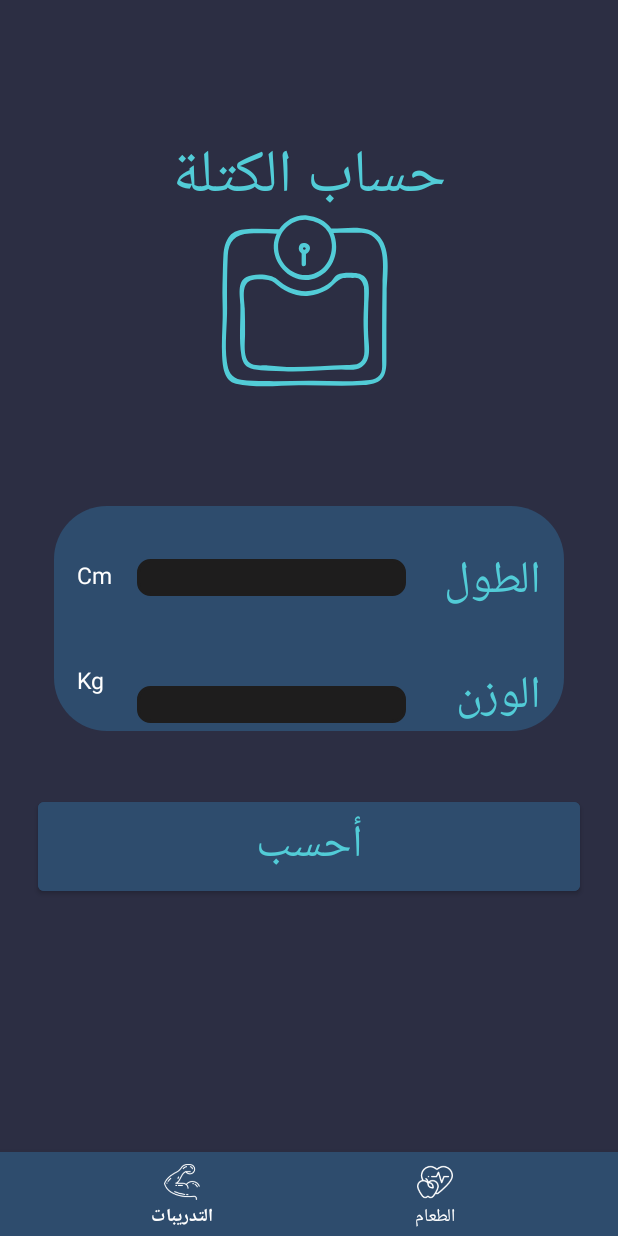
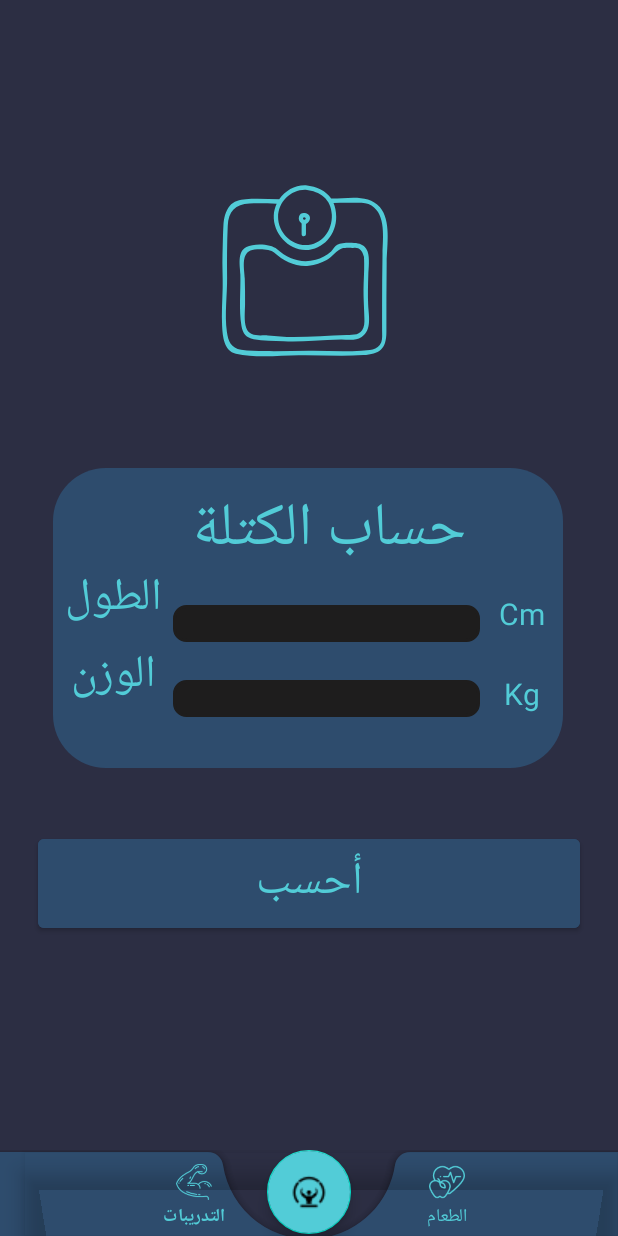
Before and after one commit to fahad-gisy/FitnessApp, an Android app: the screen it shows after launch (MainActivity), on a phone screen of 412 x 824 dp. Run offline under Robolectric (Android 15) with nearby library versions, the phone set to English and light mode, and no system bars.

Commit message:
WORKING ON FOOD FRAGMENT

```diff
--- a/app/build.gradle
+++ b/app/build.gradle
@@ -38,6 +38,7 @@ dependencies {
     implementation 'com.google.android.material:material:1.4.0'
     implementation 'androidx.constraintlayout:constraintlayout:2.1.2'
     implementation 'androidx.legacy:legacy-support-v4:1.0.0'
+    implementation 'com.google.android.material:material:1.3.0-alpha03'
     implementation 'com.android.support:support-v4:28.0.0'
     testImplementation 'junit:junit:4.+'
     androidTestImplementation 'androidx.test.ext:junit:1.1.3'
--- a/app/src/main/java/com/example/bmigo/HealthyFoodFragment.kt
+++ b/app/src/main/java/com/example/bmigo/HealthyFoodFragment.kt
@@ -4,6 +4,7 @@ import android.os.Bundle
 import android.view.LayoutInflater
 import android.view.View
 import android.view.ViewGroup
+import androidx.activity.OnBackPressedCallback
 import androidx.fragment.app.Fragment
 
 
@@ -15,6 +16,26 @@ class HealthyFoodFragment : Fragment() {
     ): View? {
         // Inflate the layout for this fragment
         return inflater.inflate(R.layout.fragment_healthy_food, container, false)
+
     }
 
+    override fun onViewCreated(view: View, savedInstanceState: Bundle?) {
+        super.onViewCreated(view, savedInstanceState)
+
+        if (requireFragmentManager().backStackEntryCount > 1){
+            requireFragmentManager().popBackStack()
+        }
+
+//        activity?.onBackPressedDispatcher?.addCallback(viewLifecycleOwner, object : OnBackPressedCallback(true) {
+//            override fun handleOnBackPressed() {
+//                if (requireFragmentManager().backStackEntryCount == 1){
+//               requireFragmentManager().popBackStack()
+//        }
+//            }
+//        })
+
+
+    }
+
+
 }
--- a/app/src/main/java/com/example/bmigo/MainActivity.kt
+++ b/app/src/main/java/com/example/bmigo/MainActivity.kt
@@ -2,14 +2,17 @@ package com.example.bmigo
 
 import android.content.Intent
 import android.os.Bundle
+import android.provider.DocumentsContract
+import android.view.View
 import android.widget.*
 import androidx.appcompat.app.AppCompatActivity
+import androidx.constraintlayout.widget.ConstraintLayout
 import androidx.fragment.app.Fragment
 import androidx.fragment.app.FragmentTransaction
 import com.airbnb.lottie.LottieAnimationView
 import com.google.android.material.bottomnavigation.BottomNavigationView
 
-
+var bottomNavigationView: BottomNavigationView? = null
 class MainActivity : AppCompatActivity() {
 
     var button: Button? = null
@@ -17,7 +20,6 @@ class MainActivity : AppCompatActivity() {
     var editTextW: EditText? = null
     var result: TextView? = null
     var imageView: ImageView? = null
-    var bottomNavigationView: BottomNavigationView? = null
     var frameLayout: FrameLayout? = null
     var lottieAnimationWeight:LottieAnimationView? = null
     override fun onCreate(savedInstanceState: Bundle?) {
@@ -27,6 +29,7 @@ class MainActivity : AppCompatActivity() {
         connectVs()
         clickBtn()
         navBottomClick()
+
 
 
     }
@@ -63,24 +66,19 @@ class MainActivity : AppCompatActivity() {
         }
     }
 
+
     private fun navBottomClick() {
         bottomNavigationView?.setOnItemSelectedListener {
-
-            var intent = Intent()
 
             when (it.itemId) {
 
                 R.id.workout -> {
-
                     var fragmentTransaction: FragmentTransaction =
                         supportFragmentManager.beginTransaction()
                     fragmentTransaction.replace(R.id.container, WorkoutFragment(), "WORKOUT")
                     fragmentTransaction.addToBackStack("WORKOUT")
                     fragmentTransaction.commit()
 
-                    if (supportFragmentManager.backStackEntryCount > 0) {
-                        supportFragmentManager.popBackStack()
-                    }
                 }
                 R.id.health -> {
                     var fragmentTransaction: FragmentTransaction =
@@ -89,10 +87,6 @@ class MainActivity : AppCompatActivity() {
                     fragmentTransaction.addToBackStack("HealthFood")
                     fragmentTransaction.commit()
 
-                    if (supportFragmentManager.backStackEntryCount > 0) {
-                        supportFragmentManager.popBackStack()
-                    }
-
                 }
 
             }
@@ -100,4 +94,6 @@ class MainActivity : AppCompatActivity() {
         }
 
     }
+
+
 }
--- a/app/src/main/java/com/example/bmigo/WorkoutFragment.kt
+++ b/app/src/main/java/com/example/bmigo/WorkoutFragment.kt
@@ -13,6 +13,7 @@ import androidx.recyclerview.widget.LinearLayoutManager
 import androidx.recyclerview.widget.RecyclerView
 import kotlin.concurrent.fixedRateTimer
 
+var fragmentAdded:Fragment? = null
 //نقلنا داله اللسنر هنا
 class WorkoutFragment : Fragment(),CustomWorkout.MyOnClickListener {
 
@@ -31,13 +32,16 @@ var listView:RecyclerView? = null
         super.onViewCreated(view, savedInstanceState)
         connectVs(view)
         recycler()
-     if (requireFragmentManager().backStackEntryCount > 1){
-         requireFragmentManager().popBackStack()
-     }
+
+        if (requireFragmentManager().backStackEntryCount > 1){
+            requireFragmentManager().popBackStack()
+        }
     }
     private fun connectVs(view: View) {
- listView = view.findViewById(R.id.workoutLIST)
+        bottomNavigationView = view.findViewById(R.id.bottomNavView)
+        listView = view.findViewById(R.id.workoutLIST)
     }
+
 private fun recycler(){
     val array:ArrayList<Workout> = ArrayList()
     array.add(Workout("قفزة جاك","تمرن 10-20 مرة يوميا",R.drawable.jacksn))
--- /dev/null
+++ b/app/src/main/res/drawable/ic_baseline_home_24.xml
@@ -0,0 +1,10 @@
+<vector xmlns:android="http://schemas.android.com/apk/res/android"
+    android:width="24dp"
+    android:height="24dp"
+    android:viewportWidth="24"
+    android:viewportHeight="24"
+    android:tint="?attr/colorControlNormal">
+  <path
+      android:fillColor="@android:color/white"
+      android:pathData="M10,20v-6h4v6h5v-8h3L12,3 2,12h3v8z"/>
+</vector>
--- a/app/src/main/res/layout/activity_main.xml
+++ b/app/src/main/res/layout/activity_main.xml
@@ -8,11 +8,14 @@
     android:layout_height="match_parent"
     tools:context=".MainActivity">
 
+
+
+
     <com.airbnb.lottie.LottieAnimationView
         android:id="@+id/weightLottie"
         android:layout_width="wrap_content"
         android:layout_height="wrap_content"
-        android:layout_marginTop="75dp"
+        android:layout_marginTop="60dp"
         app:layout_constraintBottom_toTopOf="@+id/relativeLayout"
         app:layout_constraintEnd_toEndOf="parent"
         app:layout_constraintStart_toStartOf="parent"
@@ -20,65 +23,79 @@
         app:lottie_autoPlay="true"
         app:lottie_loop="true"
         app:lottie_rawRes="@raw/weight" />
-    <TextView
-        android:id="@+id/bmiTV"
-        android:layout_width="wrap_content"
-        android:layout_height="wrap_content"
-        android:layout_alignParentEnd="true"
-        android:text="@string/bmiCal"
-        android:layout_marginBottom="100dp"
-        android:textColor="@color/blue"
-        android:textSize="40dp"
-        app:layout_constraintBottom_toTopOf="@+id/relativeLayout"
-        app:layout_constraintEnd_toEndOf="parent"
-        app:layout_constraintStart_toStartOf="parent"
-        app:layout_constraintTop_toTopOf="parent" />
 
-    <RelativeLayout
+
+
+    <androidx.constraintlayout.widget.ConstraintLayout
         android:id="@+id/relativeLayout"
         android:layout_width="340dp"
-        android:layout_height="150dp"
-        android:layout_below="@id/bmiTV"
-        android:layout_centerHorizontal="true"
+        android:layout_height="200dp"
         android:background="@drawable/shape_customs"
         app:layout_constraintBottom_toBottomOf="parent"
         app:layout_constraintEnd_toEndOf="parent"
+        app:layout_constraintHorizontal_bias="0.492"
         app:layout_constraintStart_toStartOf="parent"
-        app:layout_constraintTop_toTopOf="parent">
+        app:layout_constraintTop_toTopOf="parent"
+       >
+
+
+        <TextView
+            android:id="@+id/bmiTV"
+            android:layout_width="wrap_content"
+            android:layout_height="wrap_content"
+            android:text="@string/bmiCal"
+            android:textColor="@color/blue"
+            android:textSize="40dp"
+            android:layout_marginStart="27dp"
+            android:layout_marginTop="8dp"
+            app:layout_constraintEnd_toEndOf="parent"
+            app:layout_constraintStart_toStartOf="parent"
+            app:layout_constraintTop_toTopOf="parent" />
 
         <TextView
             android:id="@+id/heightTV"
             android:layout_width="wrap_content"
             android:layout_height="wrap_content"
             android:layout_alignParentEnd="true"
-            android:layout_marginTop="25dp"
-            android:layout_marginEnd="15dp"
+            android:text="Cm"
+            android:textColor="@color/blue"
+            android:textSize="20dp"
+            android:layout_marginTop="77dp"
+            app:layout_constraintBottom_toBottomOf="@+id/ETheight"
+            app:layout_constraintEnd_toEndOf="parent"
+            app:layout_constraintStart_toEndOf="@+id/ETheight"
+            app:layout_constraintTop_toTopOf="parent" />
+
+        <TextView
+            android:id="@+id/textView2"
+            android:layout_width="wrap_content"
+            android:layout_height="wrap_content"
+            android:layout_marginBottom="25dp"
             android:text="@string/height"
             android:textColor="@color/blue"
-            android:textSize="30dp" />
-
-        <TextView
-            android:layout_width="wrap_content"
-            android:layout_height="wrap_content"
-            android:layout_marginStart="15dp"
-            android:layout_marginTop="35dp"
-            android:text="Cm"
-            android:textColor="@color/white"
-            android:textSize="15dp" />
+            android:textSize="30dp"
+            app:layout_constraintBottom_toBottomOf="parent"
+            app:layout_constraintEnd_toStartOf="@+id/ETheight"
+            app:layout_constraintStart_toStartOf="parent"
+            app:layout_constraintTop_toTopOf="parent" />
 
         <EditText
             android:id="@+id/ETheight"
             android:layout_width="match_parent"
             android:layout_height="wrap_content"
-            android:layout_marginStart="55dp"
-            android:layout_marginTop="35dp"
-            android:layout_marginEnd="25dp"
-            android:layout_toStartOf="@+id/heightTV"
+            android:layout_marginStart="80dp"
+            android:layout_marginTop="15dp"
+            android:layout_marginEnd="55dp"
+            android:textAlignment="center"
             android:background="@drawable/tv_shape"
             android:backgroundTint="#1e1d1d"
             android:inputType="number"
             android:maxLength="3"
-            android:textColor="@color/white" />
+            android:textColor="@color/white"
+            app:layout_constraintBottom_toTopOf="@id/EDweight"
+            app:layout_constraintEnd_toEndOf="parent"
+            app:layout_constraintStart_toStartOf="parent"
+            app:layout_constraintTop_toBottomOf="@id/bmiTV" />
 
         <TextView
             android:id="@+id/wightTV"
@@ -86,40 +103,52 @@
             android:layout_height="wrap_content"
             android:layout_below="@+id/heightTV"
             android:layout_alignParentEnd="true"
-            android:layout_marginTop="25dp"
-            android:layout_marginEnd="15dp"
-            android:text="الوزن"
+            android:layout_marginTop="24dp"
+            android:text="Kg"
             android:textColor="@color/blue"
-            android:textSize="30dp" />
+            android:textSize="20dp"
+            app:layout_constraintBottom_toBottomOf="@+id/EDweight"
+            app:layout_constraintEnd_toEndOf="parent"
+            app:layout_constraintStart_toEndOf="@+id/EDweight"
+            app:layout_constraintTop_toBottomOf="@+id/heightTV" />
 
         <EditText
             android:id="@+id/EDweight"
             android:layout_width="match_parent"
             android:layout_height="wrap_content"
             android:layout_alignBottom="@id/wightTV"
-            android:layout_marginStart="55dp"
-            android:layout_marginEnd="25dp"
-            android:layout_marginBottom="5dp"
-            android:layout_toStartOf="@id/heightTV"
+            android:layout_marginStart="80dp"
+            android:layout_marginTop="25dp"
+            android:layout_marginEnd="55dp"
+            android:textAlignment="center"
             android:background="@drawable/tv_shape"
             android:backgroundTint="#1e1d1d"
             android:inputType="number"
             android:maxLength="3"
-            android:textColor="@color/white" />
+            android:textColor="@color/white"
+            app:layout_constraintTop_toBottomOf="@id/ETheight" />
 
         <TextView
+            android:id="@+id/textView"
             android:layout_width="wrap_content"
             android:layout_height="wrap_content"
-            android:layout_marginStart="15dp"
-            android:layout_marginTop="105dp"
-            android:text="Kg"
-            android:textColor="@color/white"
-            android:textSize="15dp" />
+            android:layout_marginTop="4dp"
+            android:layout_marginBottom="40dp"
+            android:text="الوزن"
+            android:textColor="@color/blue"
+            android:textSize="30dp"
+            app:layout_constraintBottom_toBottomOf="parent"
+            app:layout_constraintEnd_toStartOf="@+id/EDweight"
+            app:layout_constraintStart_toStartOf="parent"
+            app:layout_constraintTop_toBottomOf="@+id/textView2" />
 
 
-    </RelativeLayout>
+
+
+    </androidx.constraintlayout.widget.ConstraintLayout>
 
     <LinearLayout
+        android:id="@+id/linearLayout2"
         android:layout_width="match_parent"
         android:layout_height="wrap_content"
         android:layout_marginTop="16dp"
@@ -145,27 +174,64 @@
 
     </LinearLayout>
 
-
     <FrameLayout
         android:id="@+id/container"
         android:layout_width="match_parent"
         android:layout_height="0dp"
-        app:layout_constraintBottom_toTopOf="@+id/bottomNavView"
-        app:layout_constraintEnd_toEndOf="parent"
-        app:layout_constraintStart_toStartOf="parent"
+        app:layout_constraintBottom_toTopOf="@+id/coordinatorLayout"
         app:layout_constraintTop_toTopOf="parent" />
 
-    <com.google.android.material.bottomnavigation.BottomNavigationView
-        android:id="@+id/bottomNavView"
+    <androidx.coordinatorlayout.widget.CoordinatorLayout
+        android:id="@+id/coordinatorLayout"
         android:layout_width="match_parent"
-        app:itemIconTint="@color/white"
-        app:itemTextColor="@color/white"
-        app:menu="@menu/nav_bottom_menu"
-        android:background="@color/DarkBlue"
         android:layout_height="wrap_content"
         app:layout_constraintBottom_toBottomOf="parent"
         app:layout_constraintEnd_toEndOf="parent"
-        app:layout_constraintStart_toStartOf="parent" />
+        app:layout_constraintStart_toStartOf="parent">
+
+        <com.google.android.material.bottomappbar.BottomAppBar
+            android:id="@+id/bottomNavBar"
+            android:layout_width="match_parent"
+            android:layout_height="wrap_content"
+            android:layout_gravity="bottom"
+            android:background="@color/DarkBlue"
+            android:backgroundTint="@color/DarkBlue"
+            app:fabCradleMargin="30dp"
+            app:fabCradleRoundedCornerRadius="10dp"
+            >
+
+
+            <com.google.android.material.bottomnavigation.BottomNavigationView
+                android:id="@+id/bottomNavView"
+                android:layout_width="match_parent"
+                android:layout_height="wrap_content"
+                android:background="@android:color/transparent"
+                app:itemIconTint="@color/blue"
+                app:itemTextColor="@color/blue"
+                app:menu="@menu/nav_bottom_menu"/>
+
+
+        </com.google.android.material.bottomappbar.BottomAppBar>
+
+        <com.google.android.material.floatingactionbutton.FloatingActionButton
+            android:id="@+id/flotBMI"
+            android:layout_width="wrap_content"
+            android:layout_height="wrap_content"
+            android:background="@color/black"
+            android:layout_marginBottom="1dp"
+            android:backgroundTint="@color/blue"
+            android:src="@drawable/bmi"
+            app:layout_anchor="@+id/bottomNavBar"
+            app:layout_anchorGravity="center" />
+
+
+    </androidx.coordinatorlayout.widget.CoordinatorLayout>
+
+
+
+
+
+
 
 
 
--- a/app/src/main/res/menu/nav_bottom_menu.xml
+++ b/app/src/main/res/menu/nav_bottom_menu.xml
@@ -6,14 +6,14 @@
     android:id="@+id/workout"
     android:title="التدريبات"
     android:icon="@drawable/workout"
-    android:iconTint="@color/black"
+    android:iconTint="@color/blue"
     />
 
     <item
         android:id="@+id/health"
         android:title="الطعام"
         android:icon="@drawable/health"
-        android:iconTint="@color/white"
+        android:iconTint="@color/blue"
         />
 
 
--- a/app/src/main/res/values/themes.xml
+++ b/app/src/main/res/values/themes.xml
@@ -1,6 +1,6 @@
 <resources xmlns:tools="http://schemas.android.com/tools">
     <!-- Base application theme. -->
-    <style name="Theme.BmiGO" parent="Theme.MaterialComponents.DayNight.NoActionBar">
+    <style name="Theme.BmiGO" parent="Theme.MaterialComponents.NoActionBar">
         <!-- Primary brand color. -->
         <item name="colorPrimary">@color/purple_500</item>
         <item name="colorPrimaryVariant">@color/DarkBlue</item>
```
